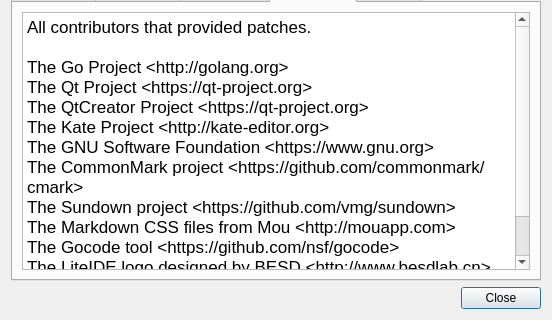
Qt form liteidex/src/liteapp/aboutdialog.ui (visualfc/liteide) before a commit; both pictures show x 0 to 552 and y 148 to 468 of the 552 by 468 pixel window.
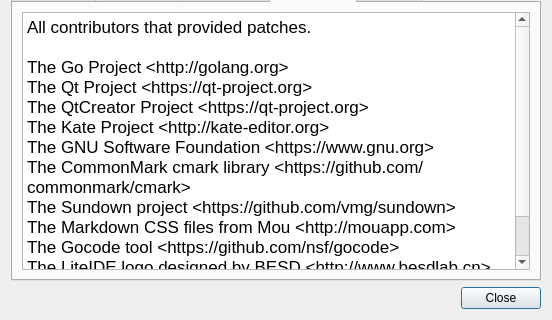
The same form after that commit. The open tabs and pages were chosen to show the change. Icons and pictures are not drawn.

```diff
--- a/liteidex/src/liteapp/aboutdialog.ui
+++ b/liteidex/src/liteapp/aboutdialog.ui
@@ -558,7 +558,7 @@
 &lt;p style=&quot; margin-top:0px; margin-bottom:0px; margin-left:0px; margin-right:0px; -qt-block-indent:0; text-indent:0px;&quot;&gt;&lt;span style=&quot; font-family:'.SF NS Text';&quot;&gt;The QtCreator Project &amp;lt;https://qt-project.org&amp;gt;&lt;/span&gt;&lt;/p&gt;
 &lt;p style=&quot; margin-top:0px; margin-bottom:0px; margin-left:0px; margin-right:0px; -qt-block-indent:0; text-indent:0px;&quot;&gt;&lt;span style=&quot; font-family:'.SF NS Text';&quot;&gt;The Kate Project &amp;lt;http://kate-editor.org&amp;gt;&lt;/span&gt;&lt;/p&gt;
 &lt;p style=&quot; margin-top:0px; margin-bottom:0px; margin-left:0px; margin-right:0px; -qt-block-indent:0; text-indent:0px;&quot;&gt;&lt;span style=&quot; font-family:'.SF NS Text';&quot;&gt;The GNU Software Foundation &amp;lt;https://www.gnu.org&amp;gt;&lt;/span&gt;&lt;/p&gt;
-&lt;p style=&quot; margin-top:0px; margin-bottom:0px; margin-left:0px; margin-right:0px; -qt-block-indent:0; text-indent:0px;&quot;&gt;&lt;span style=&quot; font-family:'.SF NS Text';&quot;&gt;The CommonMark project &amp;lt;https://github.com/commonmark/cmark&amp;gt;&lt;/span&gt;&lt;/p&gt;
+&lt;p style=&quot; margin-top:0px; margin-bottom:0px; margin-left:0px; margin-right:0px; -qt-block-indent:0; text-indent:0px;&quot;&gt;&lt;span style=&quot; font-family:'.SF NS Text';&quot;&gt;The CommonMark cmark library &amp;lt;https://github.com/commonmark/cmark&amp;gt;&lt;/span&gt;&lt;/p&gt;
 &lt;p style=&quot; margin-top:0px; margin-bottom:0px; margin-left:0px; margin-right:0px; -qt-block-indent:0; text-indent:0px;&quot;&gt;&lt;span style=&quot; font-family:'.SF NS Text';&quot;&gt;The Sundown project &amp;lt;https://github.com/vmg/sundown&amp;gt;&lt;/span&gt;&lt;/p&gt;
 &lt;p style=&quot; margin-top:0px; margin-bottom:0px; margin-left:0px; margin-right:0px; -qt-block-indent:0; text-indent:0px;&quot;&gt;&lt;span style=&quot; font-family:'.SF NS Text';&quot;&gt;The Markdown CSS files from Mou &amp;lt;http://mouapp.com&amp;gt;&lt;/span&gt;&lt;/p&gt;
 &lt;p style=&quot; margin-top:0px; margin-bottom:0px; margin-left:0px; margin-right:0px; -qt-block-indent:0; text-indent:0px;&quot;&gt;&lt;span style=&quot; font-family:'.SF NS Text';&quot;&gt;The Gocode tool &amp;lt;https://github.com/nsf/gocode&amp;gt;&lt;/span&gt;&lt;/p&gt;
```
